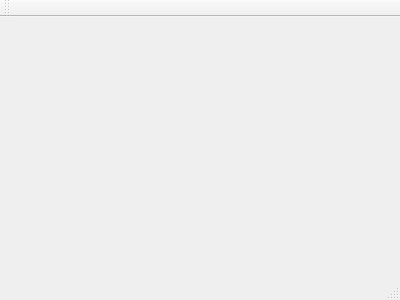
This is mainwindow.ui in qiaone/delaunay as Qt 5 draws it before an edit. The edited form follows.
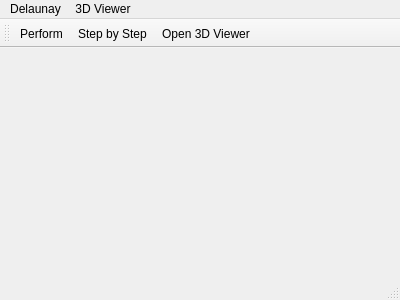
This is the edited form. Icons and pictures are not drawn.

Commit message: separate input window from the viewer

Diff of the .ui file:
```diff
--- a/mainwindow.ui
+++ b/mainwindow.ui
@@ -12,13 +12,81 @@
   <property name="windowTitle" >
    <string>MainWindow</string>
   </property>
-  <widget class="QMenuBar" name="menuBar" />
-  <widget class="QToolBar" name="mainToolBar" />
-  <widget class="QWidget" name="centralWidget" />
-  <widget class="QStatusBar" name="statusBar" />
+  <widget class="QWidget" name="centralWidget"/>
+  <widget class="QMenuBar" name="menuBar">
+   <property name="geometry">
+    <rect>
+     <x>0</x>
+     <y>0</y>
+     <width>400</width>
+     <height>23</height>
+    </rect>
+   </property>
+   <widget class="QMenu" name="menuDelaunay">
+    <property name="title">
+     <string>Delaunay</string>
+    </property>
+    <addaction name="actionPerform"/>
+    <addaction name="actionStep_by_Step"/>
+   </widget>
+   <widget class="QMenu" name="menuViewer">
+    <property name="title">
+     <string>3D Viewer</string>
+    </property>
+    <addaction name="actionOpen_3D_Viewer"/>
+   </widget>
+   <addaction name="menuDelaunay"/>
+   <addaction name="menuViewer"/>
+  </widget>
+  <widget class="QToolBar" name="mainToolBar">
+   <property name="iconSize">
+    <size>
+     <width>64</width>
+     <height>64</height>
+    </size>
+   </property>
+   <attribute name="toolBarArea">
+    <enum>TopToolBarArea</enum>
+   </attribute>
+   <attribute name="toolBarBreak">
+    <bool>false</bool>
+   </attribute>
+   <addaction name="actionPerform"/>
+   <addaction name="actionStep_by_Step"/>
+   <addaction name="actionOpen_3D_Viewer"/>
+  </widget>
+  <widget class="QStatusBar" name="statusBar"/>
+  <action name="actionPerform">
+   <property name="icon">
+    <iconset resource="resource.qrc">
+     <normaloff>:/Img/delaunay.png</normaloff>:/Img/delaunay.png</iconset>
+   </property>
+   <property name="text">
+    <string>Perform</string>
+   </property>
+  </action>
+  <action name="actionOpen_3D_Viewer">
+   <property name="icon">
+    <iconset resource="resource.qrc">
+     <normaloff>:/Img/viewer.png</normaloff>:/Img/viewer.png</iconset>
+   </property>
+   <property name="text">
+    <string>Open 3D Viewer</string>
+   </property>
+  </action>
+  <action name="actionStep_by_Step">
+   <property name="icon">
+    <iconset resource="resource.qrc">
+     <normaloff>:/Img/step.png</normaloff>:/Img/step.png</iconset>
+   </property>
+   <property name="text">
+    <string>Step by Step</string>
+   </property>
+  </action>
  </widget>
- <layoutDefault spacing="6" margin="11" />
- <pixmapfunction></pixmapfunction>
- <resources/>
+ <layoutdefault spacing="6" margin="11"/>
+ <resources>
+  <include location="resource.qrc"/>
+ </resources>
  <connections/>
 </ui>
```
Left out of the diff: 7 changed lines with no effect on the pictures. The commit also changes 12 other files.
